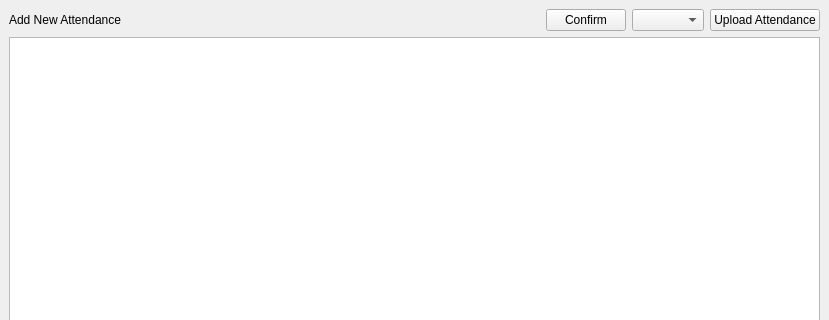
The window that ui/screens/addattendance.ui (ahmedivy/hr-ms) describes before a commit, drawn with Qt 5; both pictures show x 0 to 829 and y 0 to 320 of the 829 by 672 pixel window.
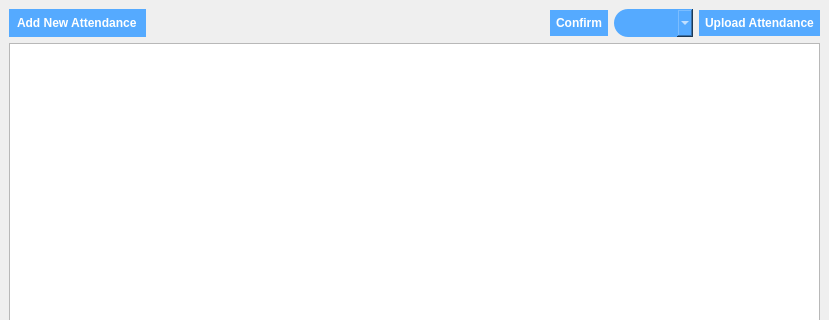
The same window after the commit.

```diff
--- a/ui/screens/addattendance.ui
+++ b/ui/screens/addattendance.ui
@@ -21,6 +21,14 @@
        <layout class="QHBoxLayout" name="titleLayout">
         <item>
          <widget class="QLabel" name="label">
+          <property name="styleSheet">
+           <string notr="true">background-color: rgb(85, 170, 255);
+color:white;
+font:bold;
+padding: 5px;
+border-radius:15px;
+</string>
+          </property>
           <property name="text">
            <string>Add New Attendance</string>
           </property>
@@ -41,16 +49,44 @@
         </item>
         <item>
          <widget class="QPushButton" name="confirmButton">
+          <property name="styleSheet">
+           <string notr="true">background-color: rgb(85, 170, 255);
+color:white;
+font:bold;
+padding: 6px;
+border-radius:14px;
+</string>
+          </property>
           <property name="text">
            <string>Confirm</string>
           </property>
          </widget>
         </item>
         <item>
-         <widget class="QComboBox" name="dateField"/>
+         <widget class="QComboBox" name="dateField">
+          <property name="mouseTracking">
+           <bool>false</bool>
+          </property>
+          <property name="styleSheet">
+           <string notr="true">background-color: rgb(85, 170, 255);
+color:white;
+font:bold;
+padding: 6px;
+border-radius:14px;
+</string>
+          </property>
+         </widget>
         </item>
         <item>
          <widget class="QPushButton" name="uploadButton">
+          <property name="styleSheet">
+           <string notr="true">background-color: rgb(85, 170, 255);
+color:white;
+font:bold;
+padding: 6px;
+border-radius:14px;
+</string>
+          </property>
           <property name="text">
            <string>Upload Attendance</string>
           </property>
```
